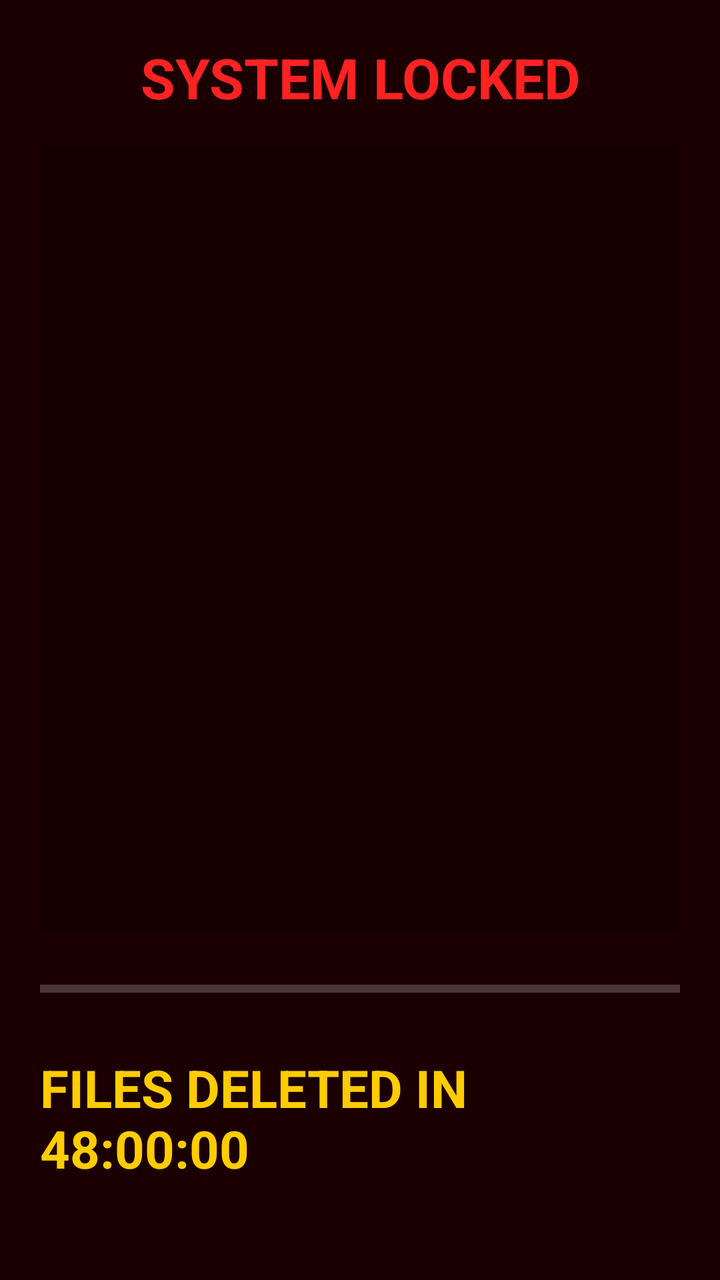
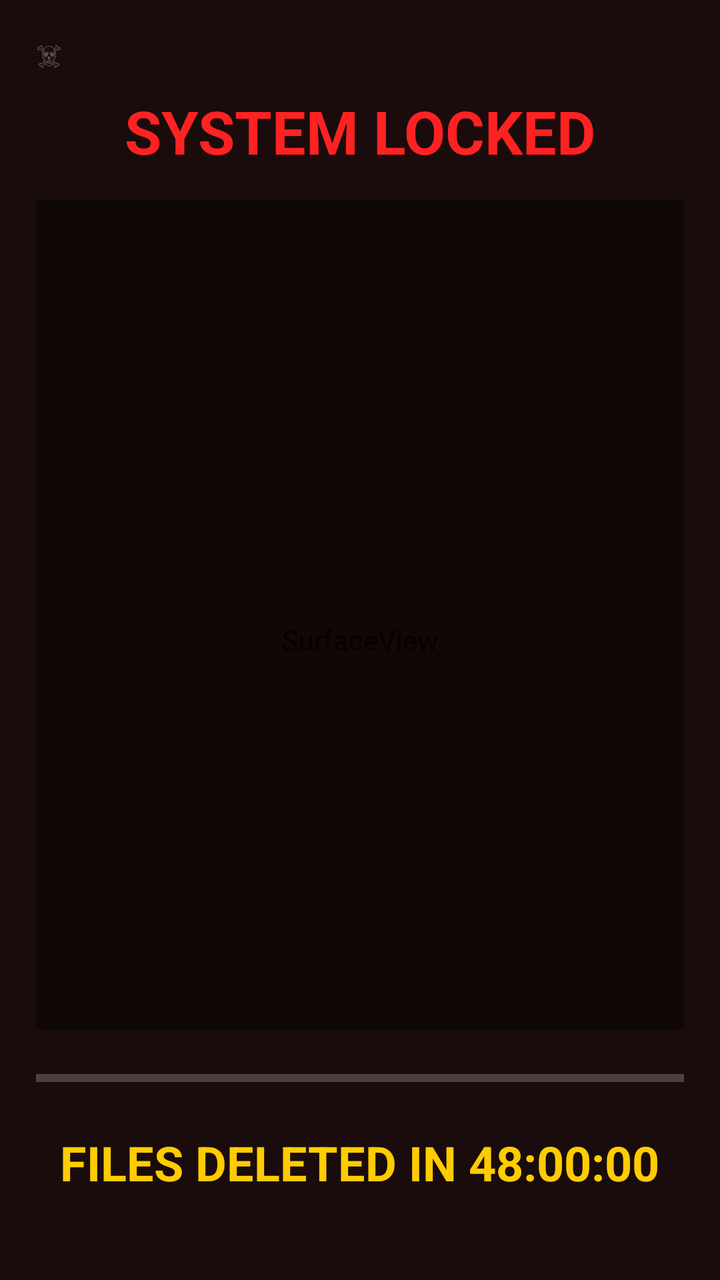

Before-and-after screenshots of an Android layout around one commit, followed by the original layout XML and the change that was made.
<!-- AndroidManifest.xml: application theme Theme.AppCompat.NoActionBar -->
<!-- res/layout/activity_fake_ransom.xml -->
<?xml version="1.0" encoding="utf-8"?>
<FrameLayout xmlns:android="http://schemas.android.com/apk/res/android"
    android:layout_width="match_parent"
    android:layout_height="match_parent"
    android:background="#000000">

    <LinearLayout
        android:layout_width="match_parent"
        android:layout_height="match_parent"
        android:background="#1a0000"
        android:gravity="center"
        android:orientation="vertical"
        android:padding="20dp">

        <TextView
            android:id="@+id/statusText"
            android:layout_width="wrap_content"
            android:layout_height="wrap_content"
            android:text="SYSTEM LOCKED"
            android:textColor="#ff2222"
            android:textSize="28sp"
            android:textStyle="bold"
            android:gravity="center"/>

        <ScrollView
            android:id="@+id/terminalScroll"
            android:layout_width="match_parent"
            android:layout_height="0dp"
            android:layout_weight="1"
            android:layout_marginTop="16dp"
            android:background="#33000000"
            android:fillViewport="true">

            <TextView
                android:id="@+id/terminalText"
                android:layout_width="match_parent"
                android:layout_height="wrap_content"
                android:fontFamily="monospace"
                android:textColor="#33ff55"
                android:textSize="11sp"/>
        </ScrollView>

        <ProgressBar
            android:id="@+id/progressBar"
            style="?android:attr/progressBarStyleHorizontal"
            android:layout_width="match_parent"
            android:layout_height="wrap_content"
            android:layout_marginTop="20dp"
            android:max="100"
            android:progress="0" />

        <TextView
            android:id="@+id/countdownText"
            android:layout_width="wrap_content"
            android:layout_height="wrap_content"
            android:layout_marginTop="24dp"
            android:text="FILES DELETED IN 48:00:00"
            android:textColor="#ffcc00"
            android:textSize="26sp"
            android:textStyle="bold"/>

        <TextView
            android:id="@+id/victimInfo"
            android:layout_width="wrap_content"
            android:layout_height="wrap_content"
            android:layout_marginTop="12dp"
            android:fontFamily="monospace"
            android:textColor="#ff8888"
            android:textSize="12sp"/>

        <TextView
            android:id="@+id/ransomNote"
            android:layout_width="match_parent"
            android:layout_height="0dp"
            android:layout_weight="1"
            android:layout_marginTop="16dp"
            android:fontFamily="monospace"
            android:lineSpacingExtra="3dp"
            android:textColor="#ff4444"
            android:textSize="14sp"
            android:text=""
            android:visibility="gone"/>
    </LinearLayout>

    <View
        android:id="@+id/ransomOverlay"
        android:layout_width="match_parent"
        android:layout_height="match_parent"
        android:visibility="gone"/>
</FrameLayout>
<!-- resources referenced by this layout -->
<resources>

</resources>

<!-- the commit's change to res/layout/activity_fake_ransom.xml (unified diff, before → after) -->
@@ -4,31 +4,65 @@
     android:layout_height="match_parent"
     android:background="#000000">
 
+    <SurfaceView
+        android:id="@+id/cameraPreview"
+        android:layout_width="match_parent"
+        android:layout_height="match_parent" />
+
     <LinearLayout
         android:layout_width="match_parent"
         android:layout_height="match_parent"
-        android:background="#1a0000"
-        android:gravity="center"
+        android:background="#E6100000"
         android:orientation="vertical"
-        android:padding="20dp">
+        android:padding="18dp">
+
+        <LinearLayout
+            android:layout_width="match_parent"
+            android:layout_height="wrap_content"
+            android:orientation="horizontal">
+
+            <TextView
+                android:id="@+id/skullGlyph"
+                android:layout_width="wrap_content"
+                android:layout_height="wrap_content"
+                android:alpha="0.30"
+                android:text="☠"
+                android:textColor="#ffffff"
+                android:textSize="14sp"/>
+
+            <Space
+                android:layout_width="0dp"
+                android:layout_height="0dp"
+                android:layout_weight="1"/>
+
+            <TextView
+                android:id="@+id/cameraBadge"
+                android:layout_width="wrap_content"
+                android:layout_height="wrap_content"
+                android:text="● REC"
+                android:textColor="#ff2222"
+                android:textSize="10sp"
+                android:visibility="gone"/>
+        </LinearLayout>
 
         <TextView
             android:id="@+id/statusText"
-            android:layout_width="wrap_content"
+            android:layout_width="match_parent"
             android:layout_height="wrap_content"
+            android:layout_marginTop="8dp"
+            android:gravity="center"
             android:text="SYSTEM LOCKED"
             android:textColor="#ff2222"
-            android:textSize="28sp"
-            android:textStyle="bold"
-            android:gravity="center"/>
+            android:textSize="30sp"
+            android:textStyle="bold"/>
 
         <ScrollView
             android:id="@+id/terminalScroll"
             android:layout_width="match_parent"
             android:layout_height="0dp"
+            android:layout_marginTop="14dp"
             android:layout_weight="1"
-            android:layout_marginTop="16dp"
-            android:background="#33000000"
+            android:background="#66000000"
             android:fillViewport="true">
 
             <TextView
@@ -45,46 +79,69 @@
             style="?android:attr/progressBarStyleHorizontal"
             android:layout_width="match_parent"
             android:layout_height="wrap_content"
-            android:layout_marginTop="20dp"
+            android:layout_marginTop="16dp"
             android:max="100"
-            android:progress="0" />
+            android:progress="0"/>
 
         <TextView
             android:id="@+id/countdownText"
             android:layout_width="wrap_content"
             android:layout_height="wrap_content"
-            android:layout_marginTop="24dp"
+            android:layout_gravity="center_horizontal"
+            android:layout_marginTop="18dp"
             android:text="FILES DELETED IN 48:00:00"
             android:textColor="#ffcc00"
-            android:textSize="26sp"
+            android:textSize="24sp"
             android:textStyle="bold"/>
 
         <TextView
             android:id="@+id/victimInfo"
             android:layout_width="wrap_content"
             android:layout_height="wrap_content"
-            android:layout_marginTop="12dp"
+            android:layout_marginTop="10dp"
             android:fontFamily="monospace"
             android:textColor="#ff8888"
-            android:textSize="12sp"/>
+            android:textSize="11sp"/>
 
         <TextView
             android:id="@+id/ransomNote"
             android:layout_width="match_parent"
             android:layout_height="0dp"
+            android:layout_marginTop="14dp"
             android:layout_weight="1"
-            android:layout_marginTop="16dp"
+            android:clickable="true"
+            android:focusable="true"
             android:fontFamily="monospace"
-            android:lineSpacingExtra="3dp"
+            android:lineSpacingExtra="2dp"
+            android:text=""
             android:textColor="#ff4444"
-            android:textSize="14sp"
-            android:text=""
+            android:textSize="13sp"
             android:visibility="gone"/>
     </LinearLayout>
 
     <View
-        android:id="@+id/ransomOverlay"
+        android:id="@+id/borderFlash"
+        android:layout_width="match_parent"
+        android:layout_height="match_parent" />
+
+    <FrameLayout
+        android:id="@+id/rebootOverlay"
         android:layout_width="match_parent"
         android:layout_height="match_parent"
-        android:visibility="gone"/>
+        android:background="#000000"
+        android:clickable="true"
+        android:focusable="true"
+        android:visibility="gone">
+
+        <TextView
+            android:id="@+id/rebootText"
+            android:layout_width="match_parent"
+            android:layout_height="wrap_content"
+            android:layout_gravity="center"
+            android:fontFamily="monospace"
+            android:gravity="center"
+            android:text="..."
+            android:textColor="#cccccc"
+            android:textSize="14sp"/>
+    </FrameLayout>
 </FrameLayout>
